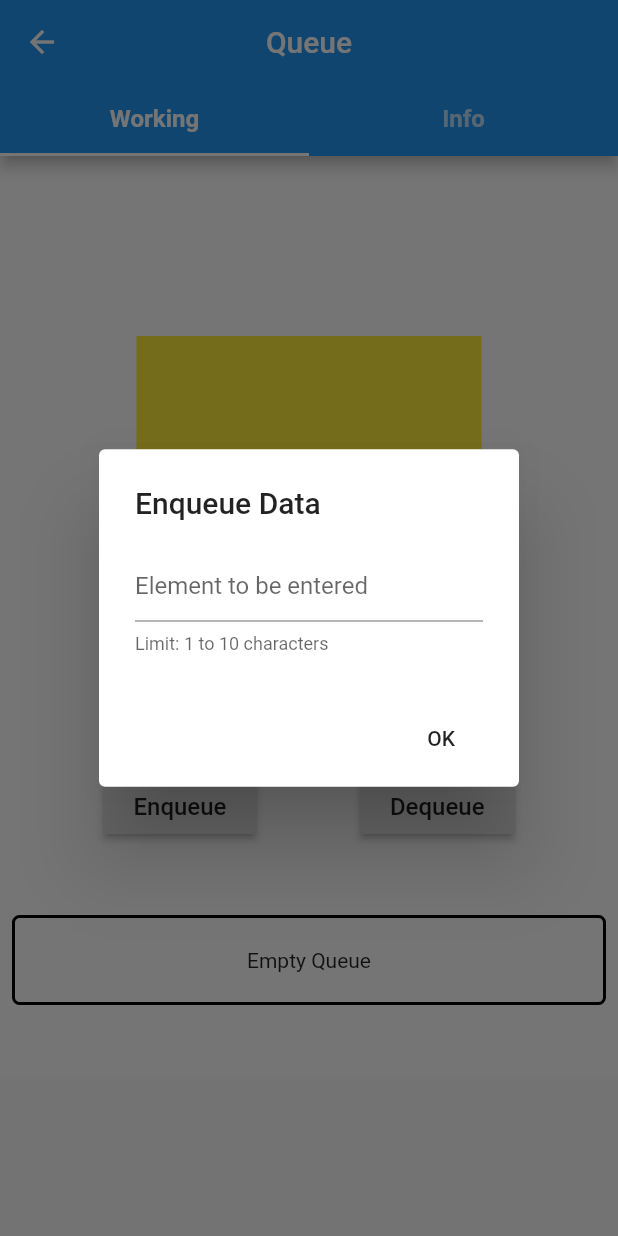
After one commit to Monster-18/data_structures, a Flutter app: the QueueDS screen opened by its route, after a tap on "Enqueue", on a phone screen of 412 x 824 dp. The commit adds this screen. Run offline on Flutter 3.47's test engine with Material 2 defaults, Android fonts, the phone set to English and light mode, and no system bars.

Commit message:
Completed Queue DS.

```diff
--- /dev/null
+++ b/lib/data_structures/queue.dart
@@ -0,0 +1,426 @@
+import 'package:flutter/material.dart';
+
+class QueueDS extends StatelessWidget {
+  @override
+  Widget build(BuildContext context) {
+    return DefaultTabController(
+        length: 2,
+        child: Scaffold(
+          appBar: AppBar(
+            title: Text('Queue'),
+            centerTitle: true,
+            bottom: TabBar(
+              tabs: [
+                Tab(
+                  child: Text(
+                    'Working',
+                    style: TextStyle(
+                        fontWeight: FontWeight.bold,
+                        fontSize: 16.0
+                    ),
+                  ),
+                ),
+                Tab(
+                  child: Text(
+                    'Info',
+                    style: TextStyle(
+                        fontWeight: FontWeight.bold,
+                        fontSize: 16.0
+                    ),
+                  ),
+                ),
+              ],
+            ),
+          ),
+          body: TabBarView(
+            children: [
+              QueueImplementation(),
+              QueueInfo()
+            ],
+          ),
+        )
+    );
+  }
+}
+
+class QueueImplementation extends StatefulWidget {
+  @override
+  _QueueImplementationState createState() => _QueueImplementationState();
+}
+
+class _QueueImplementationState extends State<QueueImplementation> {
+  //Creating Object for QueueOperations Class
+  QueueOperations _queue = new QueueOperations();
+
+  TextEditingController enqueueController = new TextEditingController();
+
+  //Display Errors
+  bool error = false;
+  String errorText;
+
+  //Display Info
+  bool info = false;
+  String infoText;
+
+  List<Widget> queueBody(){
+    List<String> list = _queue.getList();
+    List<Widget> l = [];
+
+    //Is both front and Rear points the same data?
+    bool both = false;
+
+    bool isFront = true;
+
+    //Last Index (i.e)Rear
+    int index=0;
+    int currentIndex = 0;
+
+    if(list.length == 1){   //Both Front and Rear points the same data
+      both = true;
+    }else if(list.length > 1){
+      index = list.length - 1;
+    }
+
+    for(String data in list){
+      l.add(
+        Padding(
+          padding: const EdgeInsets.all(2.0),
+          child: Container(
+            width: 30,
+            decoration: BoxDecoration(
+              gradient: (both)?
+                          LinearGradient(
+                            begin: Alignment.topCenter,
+                              end: Alignment.bottomCenter,
+                              colors: [
+                                Colors.red,
+                                Colors.blue
+                              ]
+                          ):
+                          null,
+              color: (both)?
+                          null:
+                      (isFront)?
+                          Colors.red:
+                      (currentIndex == index)?
+                          Colors.blue:
+                          Colors.green,
+            ),
+            child: Center(
+              child: RotatedBox(
+                quarterTurns: 3,
+                child: Text(
+                  data,
+                  style: TextStyle(
+                    fontSize: 16.0
+                  ),
+                ),
+              ),
+            ),
+          ),
+        ),
+      );
+
+      if(isFront){
+        isFront = false;
+      }
+      currentIndex++;
+    }
+
+    return l;
+  }
+
+  //Alert box for getting elements to be entered in the queue
+  Future<void> alertBoxForEnqueueData(BuildContext context){
+
+    FlatButton okButton = FlatButton(
+      onPressed: (){
+        if(enqueueController.text.trim().isEmpty || enqueueController.text.trim().length > 10){
+          enqueueController.clear();
+        }else{
+          Navigator.pop(context);
+        }
+      },
+      child: Text("OK"),
+    );
+
+    TextField text = TextField(
+      controller: enqueueController,
+      decoration: InputDecoration(
+        hintText: 'Element to be entered',
+        helperText: 'Limit: 1 to 10 characters',
+      ),
+    );
+
+    AlertDialog alert = AlertDialog(
+      title: Text('Enqueue Data'),
+      content: text,
+      actions: [
+        okButton
+      ],
+    );
+
+    return showDialog(
+        context: context,
+        barrierDismissible: false,
+        builder: (context){
+          return alert;
+        }
+    );
+  }
+
+  @override
+  Widget build(BuildContext context) {
+    return SingleChildScrollView(
+      child: Container(
+        color: Colors.white70,
+        child: Column(
+          mainAxisAlignment: MainAxisAlignment.spaceEvenly,
+          children: [
+            //Queue Container
+            Container(
+              // color: Colors.red,
+              width: MediaQuery.of(context).size.width,
+              height: 400.0,
+              child: Container(
+                child: Center(
+                  child: Container(
+                    width: 230,
+                    height: 160,
+                    color: Colors.yellow,
+                    child: Padding(
+                      padding: const EdgeInsets.all(10.0),
+                      child: Row(
+                        mainAxisAlignment: MainAxisAlignment.start,
+                        children: queueBody(),
+                        // [
+                        //   Padding(
+                        //     padding: const EdgeInsets.all(2.0),
+                        //     child: Container(
+                        //       width: 30,
+                        //       color: Colors.red,
+                        //       child: Center(
+                        //         child: RotatedBox(
+                        //           quarterTurns: 3,
+                        //           child: Text(
+                        //             'Hello kkkk bbbbbbb',
+                        //           ),
+                        //         ),
+                        //       ),
+                        //     ),
+                        //   ),
+                        //   Padding(
+                        //     padding: const EdgeInsets.all(2.0),
+                        //     child: Container(
+                        //       width: 30,
+                        //       color: Colors.green,
+                        //     ),
+                        //   ),
+                        // ],
+                      ),
+                    ),
+                  ),
+                ),
+              ),
+            ),
+
+            SizedBox(
+              height: 10,
+            ),
+
+            //Queue Operations
+            Row(
+              mainAxisAlignment: MainAxisAlignment.spaceEvenly,
+              children: [
+                RaisedButton(
+                  onPressed: () async{
+                    await alertBoxForEnqueueData(context);
+                    if(enqueueController.text.isNotEmpty){
+                      String data = enqueueController.text.trim();
+                      bool flag = _queue.enqueue(data);
+                      enqueueController.clear();
+                      if(!flag){
+                        info = false;
+                        error = true;
+                        errorText = "Queue is full";
+                      }else{
+                        error = false;
+                        info = true;
+                        infoText = '"$data" entered the Queue';
+                      }
+                      setState(() {});
+                    }
+                  },
+                  child: Padding(
+                    padding: const EdgeInsets.all(4.0),
+                    child: Text(
+                        'Enqueue',
+                      style: TextStyle(
+                        fontSize: 16.0
+                      ),
+                    ),
+                  ),
+                ),
+                RaisedButton(
+                  onPressed: (){
+                    String data = _queue.dequeue();
+                    if(data == null){
+                      info = false;
+                      error = true;
+                      errorText = "Queue is Empty";
+                    }else{
+                      error = false;
+                      info = true;
+                      infoText = '"$data" removed from the Queue';
+                    }
+                    setState(() {});
+                  },
+                  child: Padding(
+                    padding: const EdgeInsets.all(4.0),
+                    child: Text(
+                        'Dequeue',
+                      style: TextStyle(
+                          fontSize: 16.0
+                      ),
+                    ),
+                  ),
+                ),
+              ],
+            ),
+
+            SizedBox(
+              height: 40,
+            ),
+
+            //Info
+            Padding(
+              padding: const EdgeInsets.all(8.0),
+              child: Container(
+                width: MediaQuery.of(context).size.width,
+                height: 60.0,
+                decoration: BoxDecoration(
+                    border: Border.all(
+                        color:
+                        (error)? Colors.red: (info)? Colors.blue:
+                        Colors.black,
+                        width: 2.0,
+                        style: BorderStyle.solid
+                    ),
+                    borderRadius: BorderRadius.all(Radius.circular(5.0))
+                ),
+                child: Padding(
+                  padding: const EdgeInsets.all(10.0),
+                  child: Container(
+                    child: Center(
+                      child:
+                        (error)?
+                          Text(
+                            errorText,
+                            style: TextStyle(
+                                fontSize: 20.0
+                            ),
+                          ):
+                        (info)?
+                          Text(
+                            infoText,
+                            style: TextStyle(
+                                fontSize: 20.0
+                            ),
+                          ):
+                        Text('Empty Queue'),
+                    ),
+                  ),
+                ),
+              ),
+            ),
+
+            SizedBox(
+              height: 40,
+            ),
+          ],
+        ),
+      ),
+    );
+  }
+}
+
+class QueueOperations{
+  List<String> list = [];
+
+  bool enqueue(String data){
+    if(list.length > 5){
+      return false;
+    }
+
+    list.add(data);
+    return true;
+  }
+
+  String dequeue(){
+    if(list.length > 0){
+      return list.removeAt(0);
+    }
+
+    return null;
+  }
+
+  List<String> getList(){
+    return list;
+  }
+}
+
+
+class QueueInfo extends StatelessWidget {
+
+  final List<String> list = [
+    'Red color denotes data in the "Front" position',
+    'Blue color denotes data in the "Rear" position',
+    'Enqueue inserts data in the Rear position of the Queue',
+    'Dequeue removes data present in the Front position from the Queue',
+    'Maximum size of this Queue is 6',
+  ];
+
+  List<Widget> infoWidget(){
+    List<Widget> l = [];
+
+    for(String info in list){
+      l.add(
+          Padding(
+            padding: const EdgeInsets.all(10.0),
+            child: Row(
+              children: [
+                Flexible(
+                  child: Text(
+                    info,
+                    style: TextStyle(
+                        fontSize: 20.0
+                    ),
+                  ),
+                ),
+              ],
+            ),
+          )
+      );
+
+      l.add(
+        SizedBox(
+          height: 20,
+        ),
+      );
+    }
+
+    return l;
+  }
+
+  @override
+  Widget build(BuildContext context) {
+    return Container(
+      child: Padding(
+        padding: EdgeInsets.all(8.0),
+        child: Column(
+          children: infoWidget(),
+        ),
+      ),
+    );
+  }
+}
--- a/lib/data_structures/stack.dart
+++ b/lib/data_structures/stack.dart
@@ -179,7 +179,7 @@ class _StackImplementationState extends State<StackImplementation> {
             ),
 
             SizedBox(
-              height: 20,
+              height: 10,
             ),
 
             //Stack Operations
@@ -227,7 +227,7 @@ class _StackImplementationState extends State<StackImplementation> {
             ),
 
             SizedBox(
-              height: 20,
+              height: 40,
             ),
 
             //Info
@@ -308,10 +308,10 @@ class StackOperations{
 
 class StackInfo extends StatelessWidget {
 
-  List<String> list = [
-    'Green color denotes data in the top position',
-    'Push Button pushes data into the Stack',
-    'Pop Button pops out the data present in the top position from the Stack',
+  final List<String> list = [
+    'Green color denotes data in the "Top" position',
+    '"Push" pushes data into the Stack',
+    '"Pop" pops out data present in the Top position from the Stack',
     'Maximum size of this Stack is 6',
   ];
 
@@ -327,8 +327,6 @@ class StackInfo extends StatelessWidget {
               Flexible(
                 child: Text(
                   info,
-                  maxLines: 2,
-                  overflow: TextOverflow.ellipsis,
                   style: TextStyle(
                     fontSize: 20.0
                   ),
--- a/lib/home.dart
+++ b/lib/home.dart
@@ -24,6 +24,9 @@ class Home extends StatelessWidget {
                   ),
                   Button(
                     title: "Queue",
+                    callback: (){
+                      Navigator.pushNamed(context, '/queue');
+                    },
                   ),
                 ],
               )
--- a/lib/main.dart
+++ b/lib/main.dart
@@ -5,6 +5,7 @@ import 'package:data_structures/home.dart';
 
 //Data Structures
 import 'package:data_structures/data_structures/stack.dart';
+import 'package:data_structures/data_structures/queue.dart';
 
 void main() {
   runApp(MyApp());
@@ -28,6 +29,7 @@ class MyApp extends StatelessWidget {
 
         //Data Structures
         '/stack': (context) => StackDS(),
+        '/queue': (context) => QueueDS(),
       },
 
     );
```
